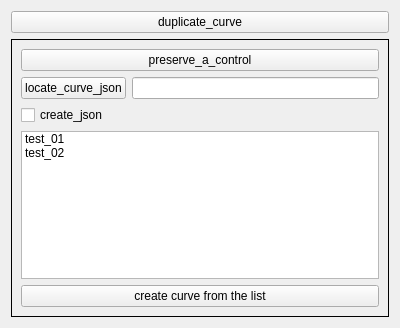
Before: the Qt Designer form controller_storage_ref.ui in blossomsg/maya_controller_storage, drawn with Qt 5.
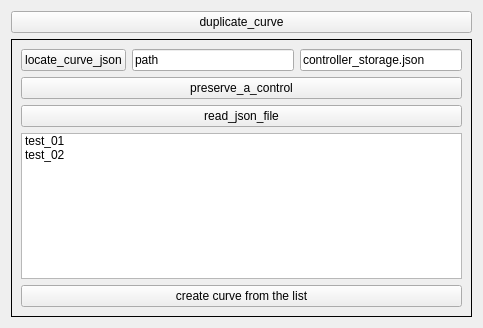
After: the same form once the commit is applied.

Commit message: Commit_03: controller storage ui updated controller storage function of disabling button, directory path qtooltip,controller storage file name.

The edit to the form file:
```diff
--- a/controller_storage_ref.ui
+++ b/controller_storage_ref.ui
@@ -6,7 +6,7 @@
    <rect>
     <x>0</x>
     <y>0</y>
-    <width>400</width>
+    <width>483</width>
     <height>328</height>
    </rect>
   </property>
@@ -32,13 +32,6 @@
         <enum>QFrame::Plain</enum>
        </property>
        <layout class="QVBoxLayout" name="verticalLayout_2">
-        <item>
-         <widget class="QPushButton" name="pushButton_2">
-          <property name="text">
-           <string>preserve_a_control</string>
-          </property>
-         </widget>
-        </item>
         <item>
          <layout class="QHBoxLayout" name="horizontalLayout_3">
           <item>
@@ -49,14 +42,32 @@
            </widget>
           </item>
           <item>
-           <widget class="QLineEdit" name="lineEdit_2"/>
+           <widget class="QLineEdit" name="lineEdit_2">
+            <property name="text">
+             <string>path</string>
+            </property>
+           </widget>
+          </item>
+          <item>
+           <widget class="QLineEdit" name="lineEdit">
+            <property name="text">
+             <string>controller_storage.json</string>
+            </property>
+           </widget>
           </item>
          </layout>
         </item>
         <item>
-         <widget class="QCheckBox" name="checkBox">
+         <widget class="QPushButton" name="pushButton_2">
           <property name="text">
-           <string>create_json</string>
+           <string>preserve_a_control</string>
+          </property>
+         </widget>
+        </item>
+        <item>
+         <widget class="QPushButton" name="pushButton_3">
+          <property name="text">
+           <string>read_json_file</string>
           </property>
          </widget>
         </item>
```
The commit also changes 8 other files.
